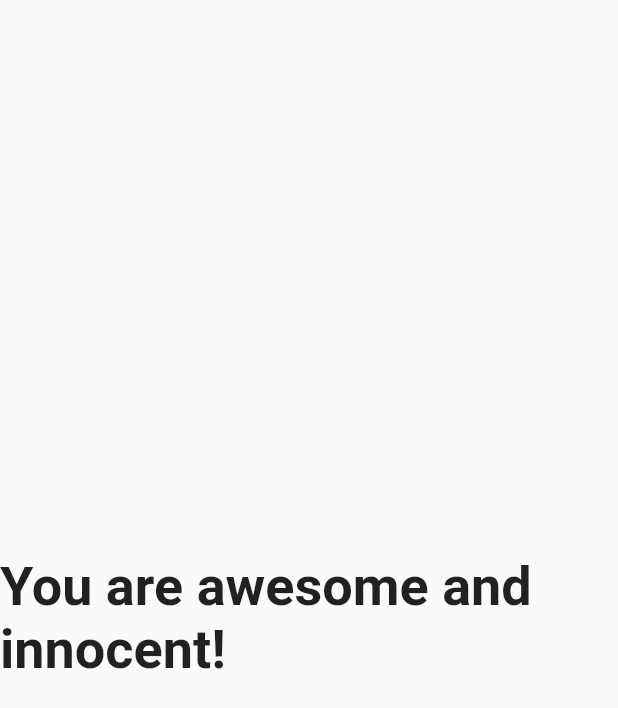
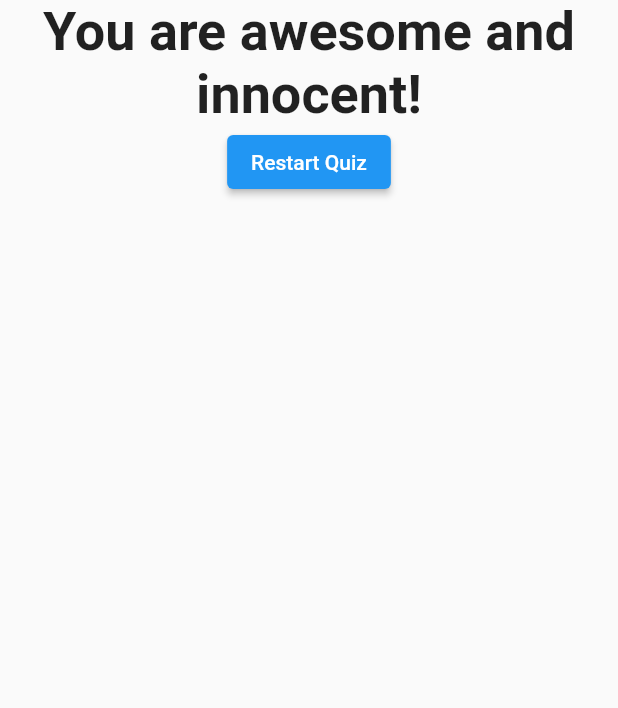
Before and after one commit to AmmarHussien/flutter_complate_guide, a Flutter app: the Results widget shown alone on an empty page, opened directly with empty values, on a phone screen of 412 x 824 dp. Shown: the top 708 px of the screen. Run offline on Flutter 3.47's test engine with Material 2 defaults, Android fonts, the phone set to English and light mode, and no system bars.

Commit message:
quiz App

```diff
--- a/lib/answer.dart
+++ b/lib/answer.dart
@@ -15,7 +15,7 @@ class Answer extends StatelessWidget {
     return SizedBox(
       width: 200,
       child: ElevatedButton(
-        onPressed: selectHandler(),
+        onPressed: () => selectHandler(),
         child: Text(answerText),
       ),
     );
--- a/lib/result.dart
+++ b/lib/result.dart
@@ -4,9 +4,11 @@ class Results extends StatelessWidget {
   const Results({
     super.key,
     required this.resutlScore,
+    required this.resetHandler,
   });
 
   final int resutlScore;
+  final Function resetHandler;
 
   String get resultPhrase {
     String resultText;
@@ -25,14 +27,25 @@ class Results extends StatelessWidget {
 
   @override
   Widget build(BuildContext context) {
-    return Center(
+    return Column(
+      children: [
+        Center(
           child: Text(
             resultPhrase,
             style: const TextStyle(
               fontSize: 36,
               fontWeight: FontWeight.bold,
             ),
+            textAlign: TextAlign.center,
           ),
+        ),
+        ElevatedButton(
+          child: const Text('Restart Quiz'),
+          onPressed: () {
+            resetHandler();
+          },
+        ),
+      ],
     );
   }
 }
```
Also changed, not shown: lib/main.dart (+9 -3 lines), lib/quiz.dart (+5 -5 lines). Lines whose indentation alone changed are shown as unchanged.
